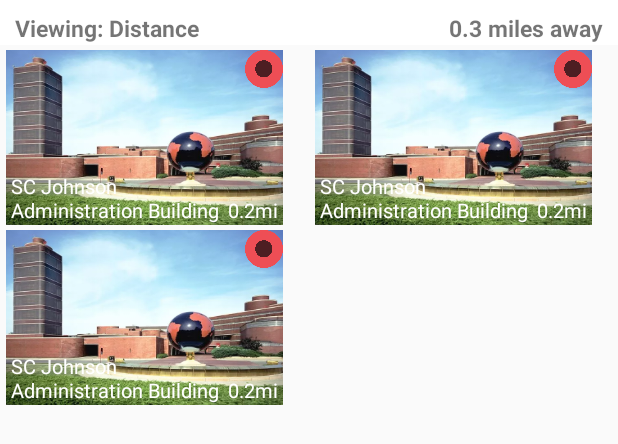
After one commit to TekEffekt/Frank-Lloyd-Wright-Trail-Android, an Android app: the layout activity_location_bar.xml on its own in the app's theme, with its tools: preview values and no code run, on a phone screen of 412 x 824 dp. The commit adds this screen. Shown: the top 444 px of the screen. Run offline under Robolectric (Android 15) with nearby library versions, the phone set to English and light mode, and no system bars.

Commit message:
Progress Push to work on another branch. Includes almost ready to implement recycler view and adapter. Just need to figure out how to overlay it on the main activity.

```diff
--- a/app/build.gradle
+++ b/app/build.gradle
@@ -30,4 +30,5 @@ dependencies {
     compile 'com.google.android.gms:play-services-location:9.0.2'
     compile 'com.android.support:cardview-v7:23.4.0'
     compile 'com.google.android.gms:play-services-appindexing:9.0.2'
+    compile 'com.jakewharton:butterknife:7.0.1'
 }
--- a/app/src/main/AndroidManifest.xml
+++ b/app/src/main/AndroidManifest.xml
@@ -26,7 +26,7 @@
             android:value="@integer/google_play_services_version"/>
         <meta-data
             android:name="com.google.android.maps.v2.API_KEY"
-            android:value="AIzaSyC8xzG8lJs10dY-WTzy9CCPMpgDkmJEHEw"/>
+            android:value="AIzaSyDnTqmGXfRwrXq7KWMpy4iK-YehZIye8Yo"/>
 
         <activity
             android:name=".DescriptonActivity"
--- /dev/null
+++ b/app/src/main/res/layout/activity_location_bar.xml
@@ -0,0 +1,49 @@
+<?xml version="1.0" encoding="utf-8"?>
+<LinearLayout
+    xmlns:android="http://schemas.android.com/apk/res/android"
+    xmlns:tools="http://schemas.android.com/tools"
+    xmlns:app="http://schemas.android.com/apk/res-auto"
+    android:orientation="vertical"
+    android:layout_width="match_parent"
+    android:layout_height="match_parent">
+
+    <FrameLayout
+        android:layout_width="match_parent"
+        android:layout_height="30dp"
+        android:background="@color/white">
+        <TextView
+            android:layout_width="200dp"
+            android:layout_height="match_parent"
+            android:textSize="15dp"
+            android:paddingTop="8dp"
+            android:paddingLeft="10dp"
+            android:text="Viewing: Distance"
+            android:textStyle="bold"
+            android:id="@+id/viewing"/>
+        <TextView
+            android:layout_width="wrap_content"
+            android:layout_height="match_parent"
+            android:layout_gravity="right"
+            android:textSize="15dp"
+            android:paddingTop="8dp"
+            android:paddingRight="10dp"
+            android:text="0.3 miles away"
+            android:textStyle="bold"
+            android:id="@+id/viewing_distance"/>
+    </FrameLayout>
+
+    <GridLayout
+        android:orientation="vertical"
+        android:layout_width="match_parent"
+        android:layout_height="match_parent">
+        <android.support.v7.widget.RecyclerView
+            android:id="@+id/recycler"
+            android:layout_width="match_parent"
+            android:layout_height="match_parent"
+            android:visibility="visible"
+            tools:listitem="@layout/location_item"
+            app:layoutManager="android.support.v7.widget.GridLayoutManager"
+            app:spanCount="2"/>
+    </GridLayout>
+
+</LinearLayout>
--- /dev/null
+++ b/app/src/main/res/layout/location_item.xml
@@ -0,0 +1,39 @@
+<?xml version="1.0" encoding="utf-8"?>
+<FrameLayout xmlns:android="http://schemas.android.com/apk/res/android"
+    android:orientation="vertical"
+    android:layout_width="190dp"
+    android:layout_height="120dp"
+    android:paddingLeft="4dp"
+    android:paddingRight="1dp"
+    android:paddingTop="3dp">
+    <ImageView
+        android:layout_width="match_parent"
+        android:layout_height="match_parent"
+        android:background="@mipmap/scjohnson"
+        android:id="@+id/picture"/>
+    <ImageView
+        android:layout_width="25dp"
+        android:layout_height="25dp"
+        android:layout_gravity="right"
+        android:src="@drawable/marker_red"
+        android:id="@+id/marker"/>
+    <TextView
+        android:layout_width="145dp"
+        android:layout_height="35dp"
+        android:layout_gravity="bottom"
+        android:textAlignment="gravity"
+        android:text="SC Johnson Administration Building"
+        android:textColor="@color/white"
+        android:textSize="13dp"
+        android:paddingLeft="3dp"
+        android:id="@+id/name"/>
+    <TextView
+        android:layout_width="wrap_content"
+        android:layout_height="19dp"
+        android:layout_gravity="right|bottom"
+        android:text="0.2mi"
+        android:textColor="@color/white"
+        android:textSize="13dp"
+        android:paddingRight="3dp"
+        android:id="@+id/distance"/>
+</FrameLayout>
--- a/build.gradle
+++ b/build.gradle
@@ -5,7 +5,7 @@ buildscript {
         jcenter()
     }
     dependencies {
-        classpath 'com.android.tools.build:gradle:2.1.2'
+        classpath 'com.android.tools.build:gradle:2.1.3'
 
         // NOTE: Do not place your application dependencies here; they belong
         // in the individual module build.gradle files
```
Also changed, not shown: app/src/main/java/appfactory/edu/uwp/franklloydwrighttrail/FLWLocation.java (added, +28 -0 lines), app/src/main/java/appfactory/edu/uwp/franklloydwrighttrail/LocationModel.java (added, +20 -0 lines), app/src/main/java/appfactory/edu/uwp/franklloydwrighttrail/LocationSelectionActivity.java (+52 -16 lines), app/src/main/java/appfactory/edu/uwp/franklloydwrighttrail/LocationSelectionAdapter.java (added, +59 -0 lines), app/src/main/res/layout/content_descripton.xml (+17 -11 lines), app/src/main/res/values/strings.xml (+7 -0 lines), app/src/main/res/drawable/marker_blue.png (added), app/src/main/res/drawable/marker_green.png (added), app/src/main/res/drawable/marker_orange.png (added), app/src/main/res/drawable/marker_red.png (added), app/src/main/res/drawable/marker_violet.png (added), app/src/main/res/drawable/marker_yellow.png (added), gradle/wrapper/gradle-wrapper.properties.
